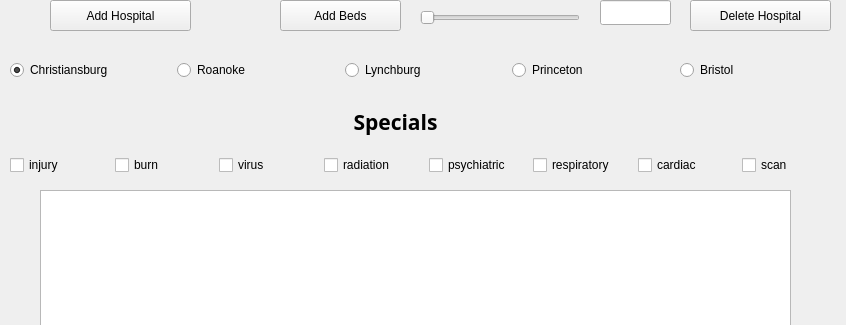
The window that hospitalwindow.ui (braeden-muller/hospitalBeds) describes before a commit, drawn with Qt 5; both pictures show x 0 to 846 and y 0 to 325 of the 846 by 647 pixel window.
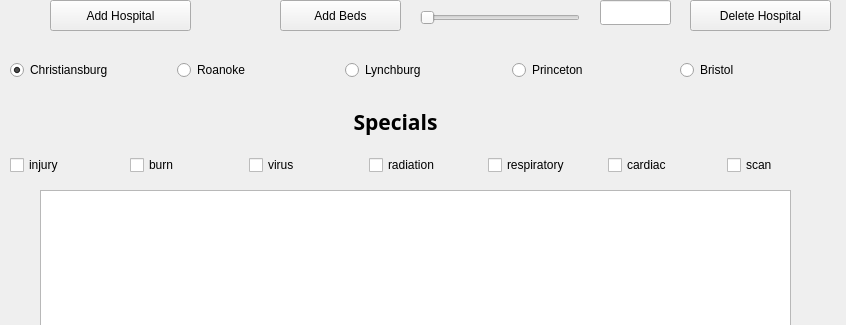
The same window after the commit. Custom widgets are drawn as their Qt base class.

What changed in the file:
```diff
--- a/hospitalwindow.ui
+++ b/hospitalwindow.ui
@@ -173,13 +173,6 @@
        </property>
       </widget>
      </item>
-     <item>
-      <widget class="QCheckBox" name="psychiatricCheckbox">
-       <property name="text">
-        <string>psychiatric</string>
-       </property>
-      </widget>
-     </item>
      <item>
       <widget class="QCheckBox" name="respiratoryCheckbox">
        <property name="text">
```
